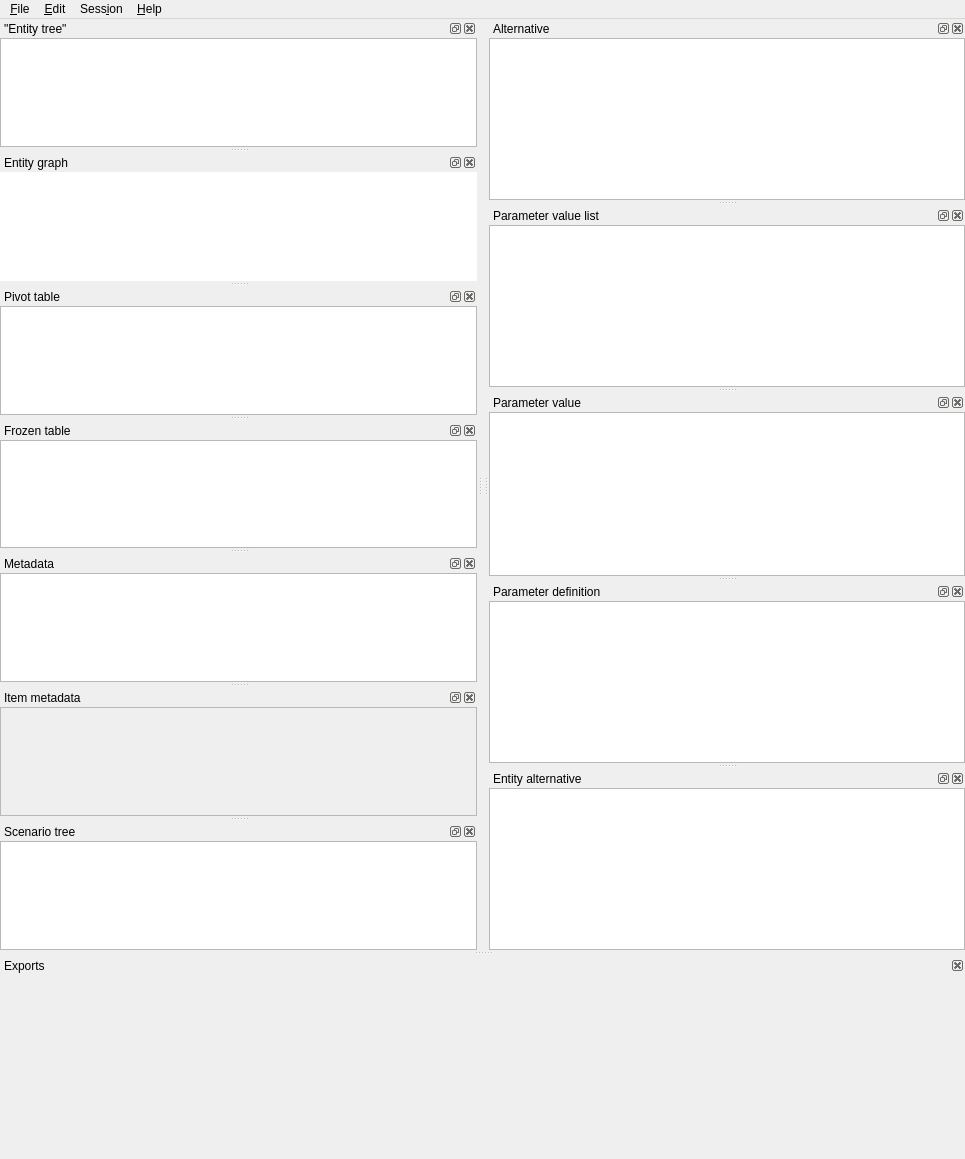
Before: the Qt Designer form spinetoolbox/spine_db_editor/ui/spine_db_editor_window.ui in spine-tools/Spine-Toolbox, drawn with Qt 5.
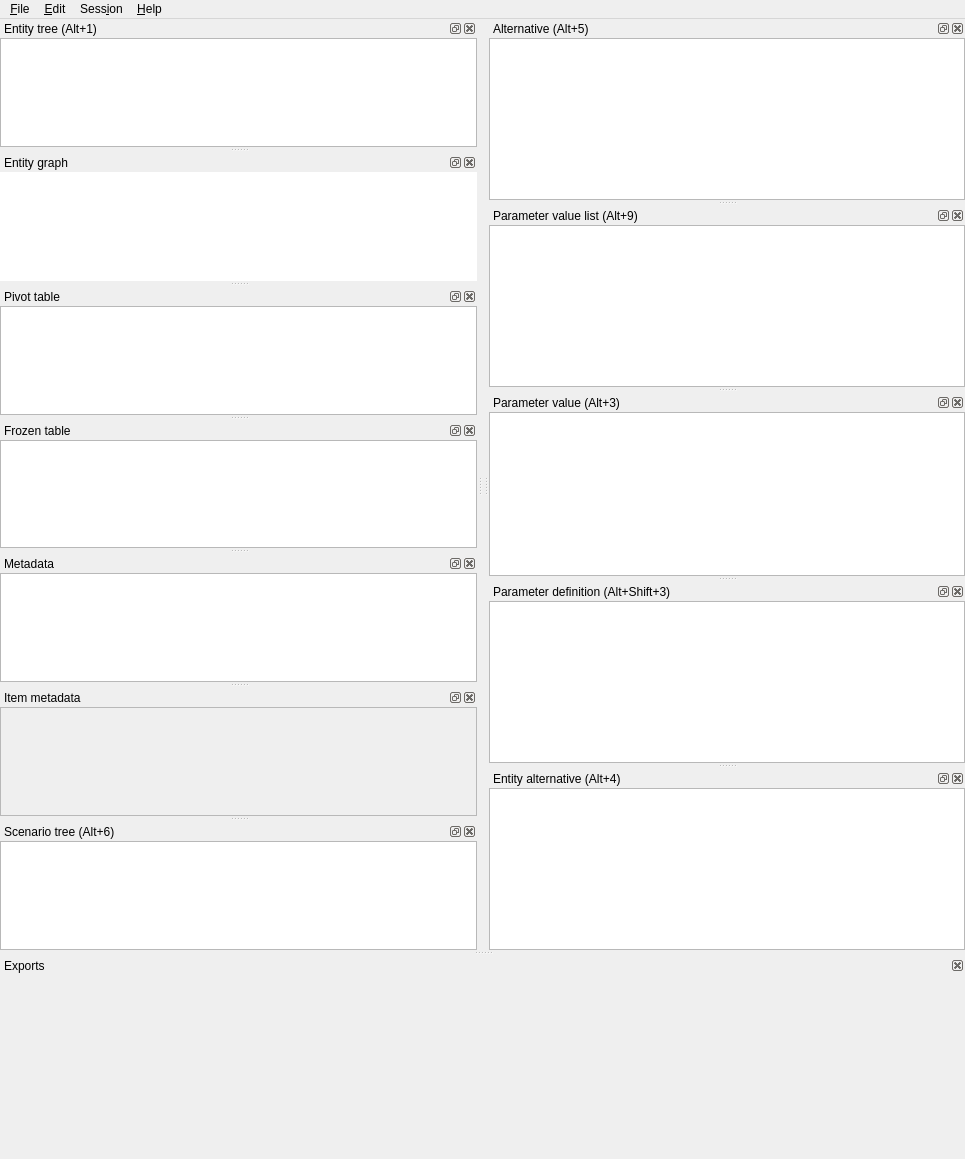
After: the same form once the commit is applied. Icons and pictures are not drawn. Custom widgets are drawn as their Qt base class.

```diff
--- a/spinetoolbox/spine_db_editor/ui/spine_db_editor_window.ui
+++ b/spinetoolbox/spine_db_editor/ui/spine_db_editor_window.ui
@@ -45,7 +45,7 @@
     <set>Qt::AllDockWidgetAreas</set>
    </property>
    <property name="windowTitle">
-    <string>Alternative</string>
+    <string>Alternative (Alt+5)</string>
    </property>
    <attribute name="dockWidgetArea">
     <number>2</number>
@@ -94,7 +94,7 @@
   </widget>
   <widget class="QDockWidget" name="dockWidget_parameter_value_list">
    <property name="windowTitle">
-    <string>Parameter value list</string>
+    <string>Parameter value list (Alt+9)</string>
    </property>
    <attribute name="dockWidgetArea">
     <number>2</number>
@@ -137,7 +137,7 @@
   </widget>
   <widget class="QDockWidget" name="dockWidget_parameter_value">
    <property name="windowTitle">
-    <string>Parameter value</string>
+    <string>Parameter value (Alt+3)</string>
    </property>
    <attribute name="dockWidgetArea">
     <number>2</number>
@@ -204,7 +204,7 @@
   </widget>
   <widget class="QDockWidget" name="dockWidget_parameter_definition">
    <property name="windowTitle">
-    <string>Parameter definition</string>
+    <string>Parameter definition (Alt+Shift+3)</string>
    </property>
    <attribute name="dockWidgetArea">
     <number>2</number>
@@ -268,7 +268,7 @@
     <set>Qt::AllDockWidgetAreas</set>
    </property>
    <property name="windowTitle">
-    <string>"Entity tree"</string>
+    <string>Entity tree (Alt+1)</string>
    </property>
    <attribute name="dockWidgetArea">
     <number>1</number>
@@ -606,7 +606,7 @@
   </widget>
   <widget class="QDockWidget" name="scenario_dock_widget">
    <property name="windowTitle">
-    <string>Scenario tree</string>
+    <string>Scenario tree (Alt+6)</string>
    </property>
    <attribute name="dockWidgetArea">
     <number>1</number>
@@ -661,7 +661,7 @@
   </widget>
   <widget class="QDockWidget" name="dockWidget_entity_alternative">
    <property name="windowTitle">
-    <string>Entity alternative</string>
+    <string>Entity alternative (Alt+4)</string>
    </property>
    <attribute name="dockWidgetArea">
     <number>2</number>
```
